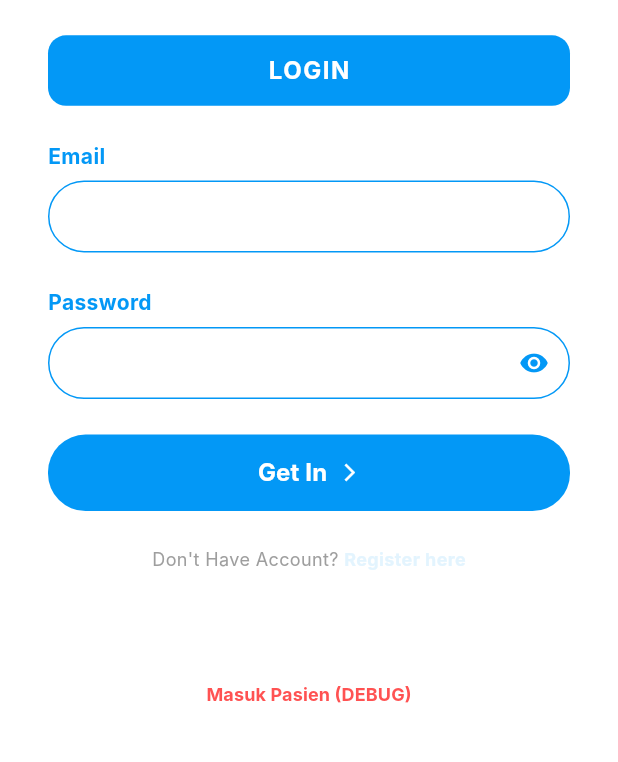
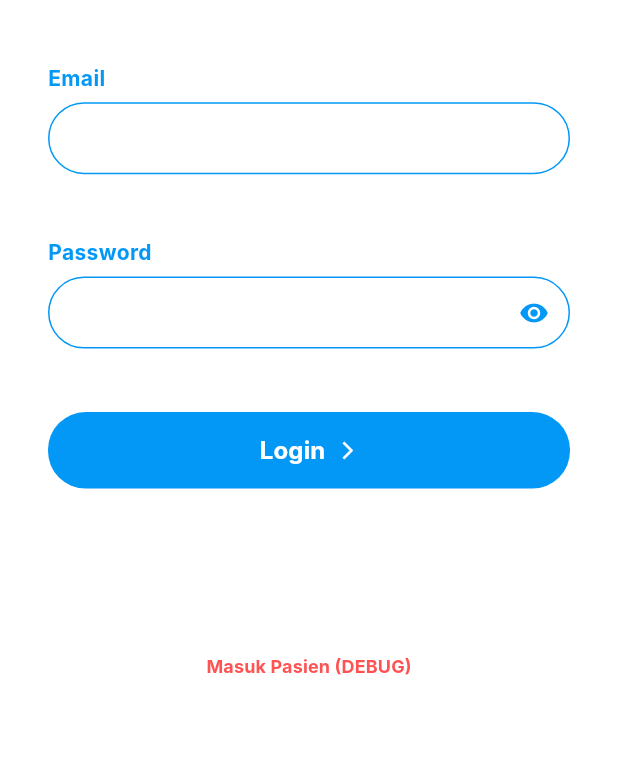
Before and after one commit to athilaramdani/lumira-ai-mobile, a Flutter app: the screen it shows after launch, after a tap on "Skip", on a phone screen of 412 x 824 dp, the part 470-1232 px from its top. Run offline on Flutter 3.47's test engine with Material 3 defaults, Android fonts, the phone set to English and light mode, and no system bars; our stand-ins replace dio; Roboto replaces fonts that are missing (Inter); project files that could hold a hidden picture were left out.

Commit message:
fix : Remove LOGIN tab & Register row; rename 'Get In'
Simplify the login UI in lib/features/auth/login_page.dart by removing the standalone 'LOGIN' container and the "Don't Have Account? Register here" Row. Also update the action text from 'Get In' to 'Login'. No functional changes—pure UI cleanup to streamline the layout.

```diff
--- a/lib/features/auth/login_page.dart
+++ b/lib/features/auth/login_page.dart
@@ -96,23 +96,6 @@ class _LoginPageState extends State<LoginPage> {
                     mainAxisAlignment: MainAxisAlignment.spaceEvenly,
                     children: [
                       // LOGIN Tab/Title Button shape
-                      Container(
-                        padding: const EdgeInsets.symmetric(vertical: 12),
-                        decoration: BoxDecoration(
-                          color: AppColors.primary,
-                          borderRadius: BorderRadius.circular(12),
-                        ),
-                        alignment: Alignment.center,
-                        child: const Text(
-                          'LOGIN',
-                          style: TextStyle(
-                            color: Colors.white,
-                            fontSize: 16,
-                            fontWeight: FontWeight.bold,
-                            letterSpacing: 1.0,
-                          ),
-                        ),
-                      ),
 
                       // Email Field Group
                       Column(
@@ -227,7 +210,7 @@ class _LoginPageState extends State<LoginPage> {
                                 mainAxisAlignment: MainAxisAlignment.center,
                                 children: [
                                   Text(
-                                    'Get In',
+                                    'Login',
                                     style: TextStyle(
                                       fontSize: 16,
                                       fontWeight: FontWeight.bold,
@@ -239,32 +222,6 @@ class _LoginPageState extends State<LoginPage> {
                               ),
                       ),
 
-                      // Register Text
-                      Row(
-                        mainAxisAlignment: MainAxisAlignment.center,
-                        children: [
-                          const Text(
-                            "Don't Have Account? ",
-                            style: TextStyle(
-                              color: Colors.grey,
-                              fontSize: 12,
-                            ),
-                          ),
-                          GestureDetector(
-                            onTap: () {
-                              // Navigate to Register Page
-                            },
-                            child: const Text(
-                              "Register here",
-                              style: TextStyle(
-                                color: AppColors.primaryLight,
-                                fontSize: 12,
-                                fontWeight: FontWeight.bold,
-                              ),
-                            ),
-                          ),
-                        ],
-                      ),
 
                       const SizedBox(height: 10),
 
```
